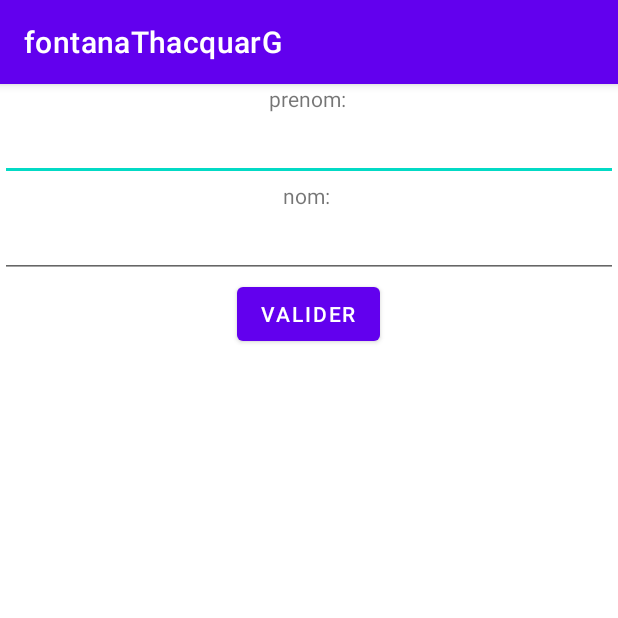
After one commit to Tohsakie/IslaFun, an Android app: the AddUserActivity screen opened directly, with no data from a screen before it, on a phone screen of 412 x 824 dp, the top half of it. The commit adds this screen. Run offline under Robolectric (Android 15) with nearby library versions, the phone set to English and light mode, and no system bars; our stand-ins replace Room's generated code; 2 statements that could not run were skipped.

Commit message:
au secours

```diff
--- a/fontanaThacquarG/app/src/main/AndroidManifest.xml
+++ b/fontanaThacquarG/app/src/main/AndroidManifest.xml
@@ -9,7 +9,8 @@
         android:roundIcon="@mipmap/ic_launcher_round"
         android:supportsRtl="true"
         android:theme="@style/Theme.FontanaThacquarG">
-        <activity android:name=".ResultatAdditionActivity"></activity>
+        <activity android:name=".AddUserActivity"></activity>
+        <activity android:name=".ResultatAdditionActivity" />
         <activity android:name=".ExerciceAdditionActivity" />
         <activity android:name=".ChoiceMultiplyActivity" />
         <activity android:name=".ExerciceMultiplyActivity" />
--- /dev/null
+++ b/fontanaThacquarG/app/src/main/java/com/example/fontanathacquarg/AddUserActivity.java
@@ -0,0 +1,83 @@
+package com.example.fontanathacquarg;
+
+import androidx.appcompat.app.AppCompatActivity;
+
+import android.content.Intent;
+import android.os.AsyncTask;
+import android.os.Bundle;
+import android.view.View;
+import android.widget.Button;
+import android.widget.EditText;
+
+import java.util.List;
+
+public class AddUserActivity extends AppCompatActivity {
+    private UserAdapter adapter;
+    @Override
+    protected void onCreate(Bundle savedInstanceState) {
+        super.onCreate(savedInstanceState);
+        setContentView(R.layout.activity_add_user);
+        DatabaseClient mdb = DatabaseClient.getInstance(getApplicationContext());
+
+        Button button = findViewById(R.id.valider);
+        button.setOnClickListener(new View.OnClickListener() {
+            @Override
+            public void onClick(View v) {
+                String nom = ((EditText) findViewById(R.id.nom)).getText().toString();
+                String prenom = ((EditText) findViewById(R.id.prenom)).getText().toString();
+                mdb.getAppDatabase().userDao().insert(new User(nom, prenom));
+                System.out.println("############################");
+                System.out.println(getUsers());
+                System.out.println("############################");
+            }
+        });
+
+
+        private void getUsers(){
+            ///////////////////////
+            // Classe asynchrone permettant de récupérer des taches et de mettre à jour le listView de l'activité
+            class GetUsers extends AsyncTask<Void, Void, List<User>> {
+
+                @Override
+                protected List<User> doInBackground(Void... voids) {
+                    List<User> userList = mdb.getAppDatabase()
+                            .userDao()
+                            .getAll();
+                    return userList;
+                }
+
+                @Override
+                protected void onPostExecute(List<User> tasks) {
+                    super.onPostExecute(tasks);
+
+                    // Mettre à jour l'adapter avec la liste de taches
+                    adapter.clear();
+                    adapter.addAll(tasks);
+
+                    // Now, notify the adapter of the change in source
+                    adapter.notifyDataSetChanged();
+                }
+            }
+
+            //////////////////////////
+            // IMPORTANT bien penser à executer la demande asynchrone
+            // Création d'un objet de type GetTasks et execution de la demande asynchrone
+            GetUsers gu = new GetUsers();
+            gu.execute();
+        }
+
+        @Override
+        protected void onActivityResult(int requestCode, int resultCode, @Nullable Intent data) {
+            super.onActivityResult(requestCode, resultCode, data);
+
+            if (requestCode == REQUEST_CODE_ADD && resultCode == RESULT_OK) {
+
+                // Mise à jour des taches
+                getTasks();
+            }
+        }
+
+
+    }
+
+}
--- /dev/null
+++ b/fontanaThacquarG/app/src/main/java/com/example/fontanathacquarg/DatabaseClient.java
@@ -0,0 +1,35 @@
+package com.example.fontanathacquarg;
+
+import androidx.room.Room;
+import android.content.Context;
+import android.os.AsyncTask;
+
+import java.util.List;
+
+public class DatabaseClient {
+
+    private Context mCtx;
+    private static DatabaseClient mInstance;
+
+    //our app database object
+    private AppDatabase appDatabase;
+
+    private DatabaseClient(Context mCtx) {
+        this.mCtx = mCtx;
+
+        //creating the app database with Room database builder
+        //MyToDos is the name of the database
+        appDatabase = Room.databaseBuilder(mCtx, AppDatabase.class, "User").build();
+    }
+
+    public static synchronized DatabaseClient getInstance(Context mCtx) {
+        if (mInstance == null) {
+            mInstance = new DatabaseClient(mCtx);
+        }
+        return mInstance;
+    }
+
+    public AppDatabase getAppDatabase() {
+        return appDatabase;
+    }
+}
--- a/fontanaThacquarG/app/src/main/java/com/example/fontanathacquarg/MainActivity.java
+++ b/fontanaThacquarG/app/src/main/java/com/example/fontanathacquarg/MainActivity.java
@@ -16,7 +16,11 @@ public class MainActivity extends AppCompatActivity {
 
     public void onAno(View view){
         Intent ExoViewActivityIntent = new Intent(MainActivity.this, ActivityChoice.class);
+        startActivity(ExoViewActivityIntent);
+    }
 
+    public void onPlus(View view){
+        Intent ExoViewActivityIntent = new Intent(MainActivity.this, AddUserActivity.class);
         startActivity(ExoViewActivityIntent);
     }
 }
--- a/fontanaThacquarG/app/src/main/java/com/example/fontanathacquarg/UserDAO.java
+++ b/fontanaThacquarG/app/src/main/java/com/example/fontanathacquarg/UserDAO.java
@@ -8,13 +8,11 @@ import androidx.room.Dao;
 import java.util.List;
 
 @Dao
-public abstract class UserDAO {
-    @Query("SELECT * FROM User")
-    List<User> getAll() {
-        return null;
-    }
+public interface UserDAO {
+    @Query("SELECT * FROM user")
+    public List<User> getAll();
 
     @Insert
-    void insert(User user) {}
+    void insert(User user);
 
 }
--- /dev/null
+++ b/fontanaThacquarG/app/src/main/res/layout/activity_add_user.xml
@@ -0,0 +1,43 @@
+<?xml version="1.0" encoding="utf-8"?>
+<LinearLayout xmlns:android="http://schemas.android.com/apk/res/android"
+    xmlns:app="http://schemas.android.com/apk/res-auto"
+    xmlns:tools="http://schemas.android.com/tools"
+    android:layout_width="match_parent"
+    android:layout_height="match_parent"
+    tools:context=".AddUserActivity"
+    android:orientation="vertical">
+
+    <TextView
+        android:layout_width="match_parent"
+        android:layout_height="wrap_content"
+        android:text="prenom: "
+        android:gravity="center">
+
+    </TextView>
+
+    <EditText
+        android:id="@+id/prenom"
+        android:layout_width="match_parent"
+        android:layout_height="wrap_content"/>
+
+    <TextView
+        android:layout_width="match_parent"
+        android:layout_height="wrap_content"
+        android:text="nom: "
+        android:gravity="center">
+    </TextView>
+
+    <EditText
+        android:id="@+id/nom"
+        android:layout_width="match_parent"
+        android:layout_height="wrap_content"/>
+
+    <Button
+        android:id="@+id/valider"
+        android:layout_width="wrap_content"
+        android:layout_height="wrap_content"
+        android:text="Valider"
+        android:layout_gravity="center">
+
+    </Button>
+</LinearLayout>
```
Also changed, not shown: fontanaThacquarG/app/src/main/java/com/example/fontanathacquarg/UserAdapter.java (added, +49 -0 lines), fontanaThacquarG/app/src/main/res/layout/activity_main.xml (+7 -0 lines).
